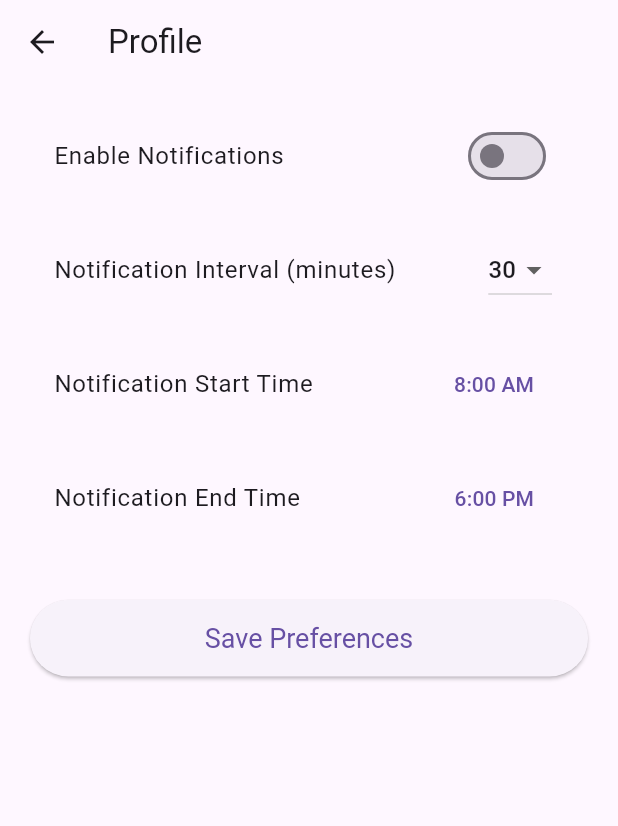
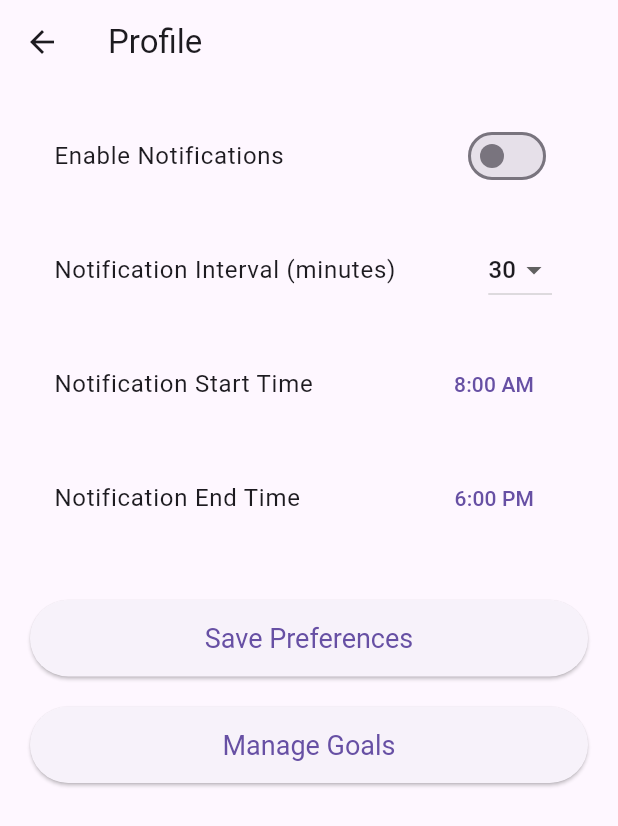
Before and after one commit to si-rob/locus, a Flutter app: the ProfileScreen screen opened by its route, on a phone screen of 412 x 824 dp. Shown: the top 826 px of the screen. Run offline on Flutter 3.47's test engine with Material 3 defaults, Android fonts, the phone set to English and light mode, and no system bars; our stand-ins replace cloud_firestore, firebase_auth, firebase_core, flutter_dotenv, flutter_local_notifications, flutter_secure_storage and 4 more; missing offline and left inert: encrypt; accounts and stored records are empty.

Commit message:
Fix log entry and re-instate goals

```diff
--- a/lib/profile_screen.dart
+++ b/lib/profile_screen.dart
@@ -283,6 +283,17 @@ class ProfileScreenState extends State<ProfileScreen> {
               ),
               child: const Text('Save Preferences'),
             ),
+            const SizedBox(height: 20),
+            ElevatedButton(
+              onPressed: () {
+                Navigator.pushNamed(context, '/goals');
+              },
+              style: ElevatedButton.styleFrom(
+                padding: const EdgeInsets.symmetric(vertical: 15),
+                textStyle: const TextStyle(fontSize: 18),
+              ),
+              child: const Text('Manage Goals'),
+            ),
             if (kDebugMode) ...[
               const SizedBox(height: 20),
               ElevatedButton(
```
Also changed, not shown: lib/log_entry_screen.dart (+12 -19 lines), lib/main.dart (+14 -6 lines), 1 other file.
